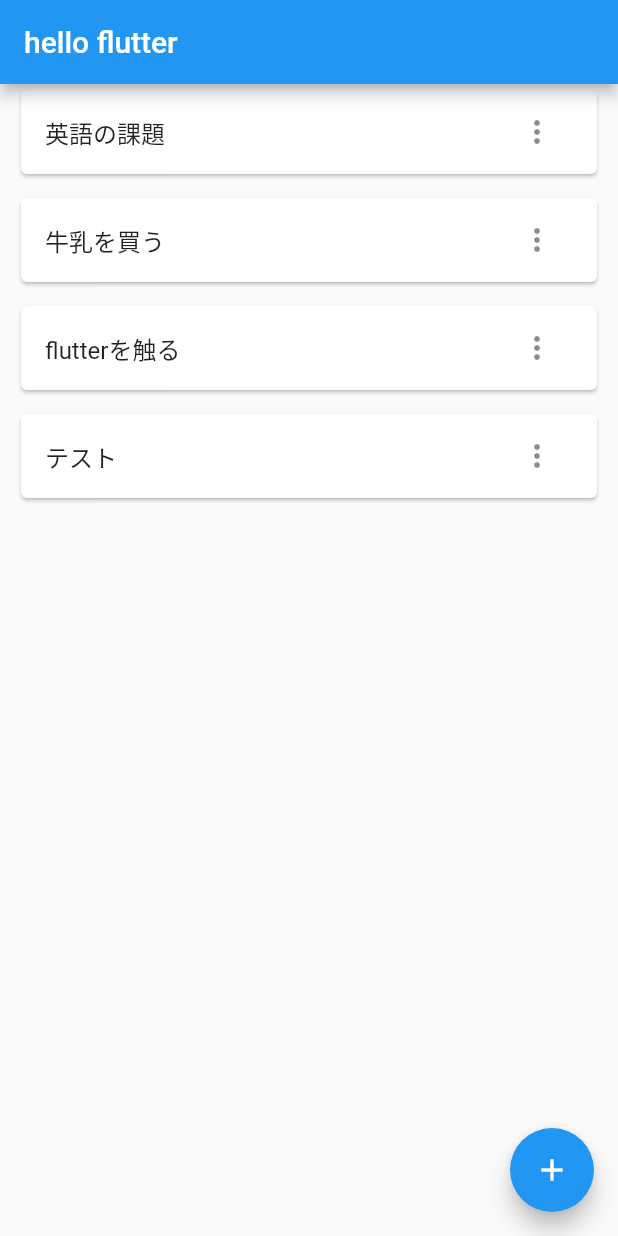
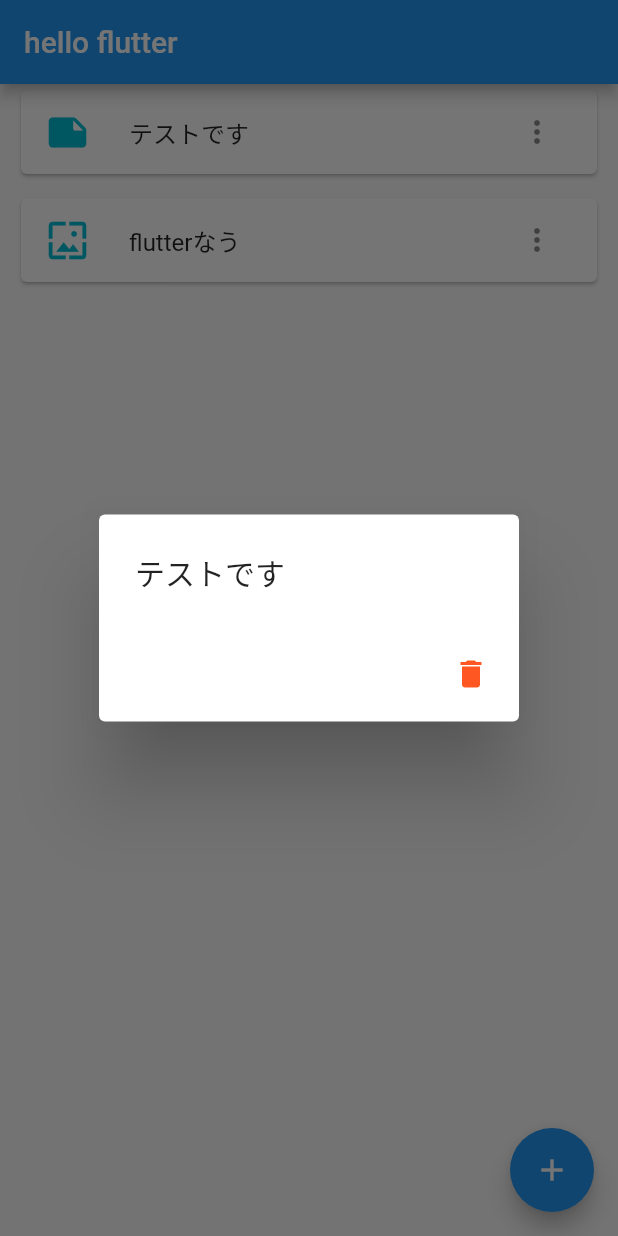
Before and after one commit to murakamiren/flutter-todo, a Flutter app: the screen it shows after launch, after a tap on the "more vert" icon, on a phone screen of 412 x 824 dp. Run offline on Flutter 3.47's test engine with Material 2 defaults, Android fonts, the phone set to English and light mode, and no system bars.

Commit message:
todo class add deps

```diff
--- a/lib/pages/homePage.dart
+++ b/lib/pages/homePage.dart
@@ -2,6 +2,13 @@ import 'package:flutter/material.dart';
 import 'package:flutter/src/foundation/key.dart';
 import 'package:flutter/src/widgets/framework.dart';
 import 'package:flutter_todo/pages/addTodoPage.dart';
+
+class TodoClass {
+  String title;
+  IconData icon;
+
+  TodoClass(this.title, this.icon);
+}
 
 class HomePage extends StatefulWidget {
   const HomePage({Key? key}) : super(key: key);
@@ -11,11 +18,22 @@ class HomePage extends StatefulWidget {
 }
 
 class _HomePageState extends State<HomePage> {
-  final List<String> _todoItems = ["英語の課題", "牛乳を買う", "flutterを触る", "テスト"];
+  final List<TodoClass> _todoItems = [
+    TodoClass("テストです", Icons.note_rounded),
+    TodoClass("flutterなう", Icons.now_wallpaper)
+  ];
 
-  void _addTodo(String title) {
+  // add todo function
+  void _addTodo(TodoClass todo) {
     setState(() {
-      _todoItems.add(title);
+      _todoItems.add(todo);
+    });
+  }
+
+  // del todo function
+  void _deleteTodo(int index) {
+    setState(() {
+      _todoItems.removeAt(index);
     });
   }
 
@@ -33,10 +51,29 @@ class _HomePageState extends State<HomePage> {
             margin: const EdgeInsets.only(bottom: 8),
             child: Card(
               child: ListTile(
-                title: Text(_todoItems[index]),
+                leading: Icon(
+                  _todoItems[index].icon,
+                  size: 30,
+                  color: Colors.cyan,
+                ),
+                title: Text(_todoItems[index].title),
                 trailing: IconButton(
                   icon: const Icon(Icons.more_vert_rounded),
-                  onPressed: () {},
+                  onPressed: () => showDialog(
+                      context: context,
+                      builder: (BuildContext context) => AlertDialog(
+                            title: Text(_todoItems[index].title),
+                            actions: [
+                              IconButton(
+                                onPressed: () {
+                                  _deleteTodo(index);
+                                  Navigator.pop(context);
+                                },
+                                icon: const Icon(Icons.delete),
+                                color: Colors.deepOrange,
+                              )
+                            ],
+                          )),
                 ),
               ),
             ),
@@ -47,7 +84,8 @@ class _HomePageState extends State<HomePage> {
         onPressed: () async {
           final String? title = await Navigator.of(context)
               .push(MaterialPageRoute(builder: (context) => AddTodoPage()));
-          if (title != null && title != "") _addTodo(title);
+          if (title != null && title != "")
+            _addTodo(TodoClass(title, Icons.add));
         },
         tooltip: "add todo",
         child: const Icon(Icons.add),
--- a/pubspec.yaml
+++ b/pubspec.yaml
@@ -34,6 +34,7 @@ dependencies:
   # The following adds the Cupertino Icons font to your application.
   # Use with the CupertinoIcons class for iOS style icons.
   cupertino_icons: ^1.0.2
+  flutter_iconpicker: ^3.1.4+1
 
 dev_dependencies:
   flutter_test:
```
Also changed, not shown: pubspec.lock.
